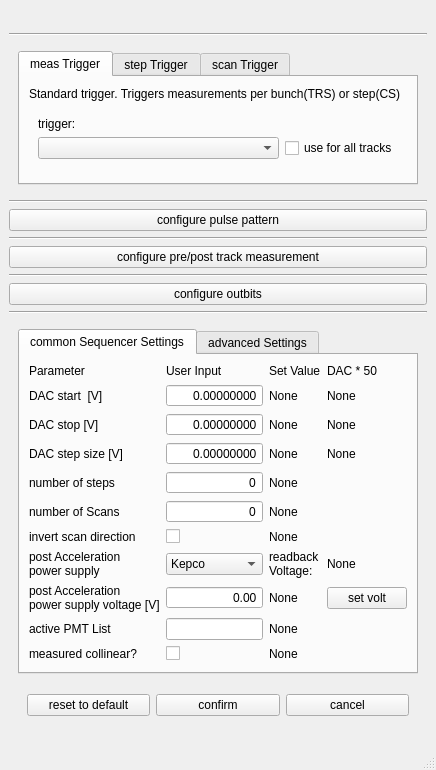
Above: TildaHost/source/Interface/TrackParUi/Ui_TrackPar.ui from lasersphere/Tilda before the change. Below: the same form after it.
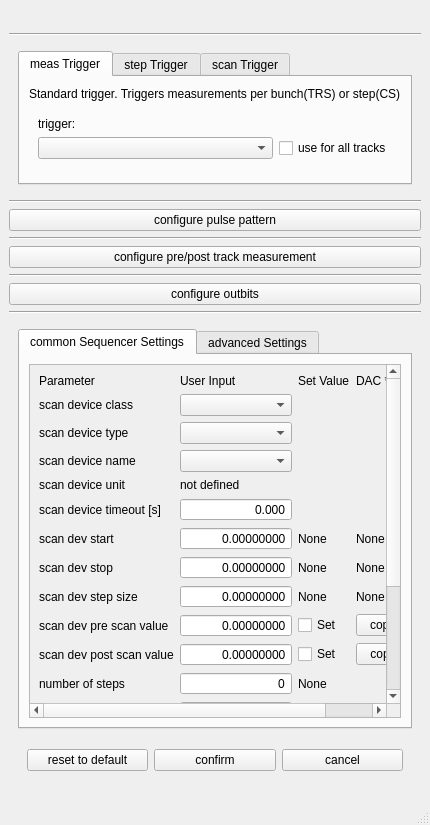
That is the form after the change. The open tabs and pages were chosen to show the change. Icons and pictures are not drawn.

Commit message: implemented Gui functionality for scan device selection.

```diff
--- a/TildaHost/source/Interface/TrackParUi/Ui_TrackPar.ui
+++ b/TildaHost/source/Interface/TrackParUi/Ui_TrackPar.ui
@@ -6,8 +6,8 @@
    <rect>
     <x>0</x>
     <y>0</y>
-    <width>413</width>
-    <height>745</height>
+    <width>404</width>
+    <height>825</height>
    </rect>
   </property>
   <property name="sizePolicy">
@@ -364,6 +364,12 @@
         <layout class="QVBoxLayout" name="verticalLayout_4">
          <item>
           <widget class="QTabWidget" name="tabwidget">
+           <property name="minimumSize">
+            <size>
+             <width>0</width>
+             <height>400</height>
+            </size>
+           </property>
            <property name="locale">
             <locale language="English" country="UnitedStates"/>
            </property>
@@ -375,172 +381,46 @@
              <string>common Sequencer Settings</string>
             </attribute>
             <layout class="QGridLayout" name="gridLayout_4">
-             <item row="10" column="1">
-              <widget class="QLineEdit" name="lineEdit_activePmtList">
-               <property name="sizePolicy">
-                <sizepolicy hsizetype="Preferred" vsizetype="Fixed">
-                 <horstretch>0</horstretch>
-                 <verstretch>0</verstretch>
-                </sizepolicy>
+             <item row="16" column="1">
+              <spacer name="verticalSpacer_2">
+               <property name="orientation">
+                <enum>Qt::Vertical</enum>
                </property>
-               <property name="locale">
-                <locale language="English" country="UnitedStates"/>
+               <property name="sizeType">
+                <enum>QSizePolicy::Preferred</enum>
                </property>
-               <property name="text">
-                <string/>
+               <property name="sizeHint" stdset="0">
+                <size>
+                 <width>20</width>
+                 <height>0</height>
+                </size>
                </property>
-               <property name="alignment">
-                <set>Qt::AlignRight|Qt::AlignTrailing|Qt::AlignVCenter</set>
-               </property>
-              </widget>
+              </spacer>
              </item>
-             <item row="5" column="0">
-              <widget class="QLabel" name="label_nOfScans">
-               <property name="text">
-                <string>number of Scans</string>
+             <item row="2" column="0" rowspan="2" colspan="4">
+              <widget class="QScrollArea" name="scrollArea">
+               <property name="minimumSize">
+                <size>
+                 <width>0</width>
+                 <height>350</height>
+                </size>
                </property>
-              </widget>
-             </item>
-             <item row="9" column="1">
-              <widget class="QDoubleSpinBox" name="doubleSpinBox_postAccOffsetVolt">
-               <property name="locale">
-                <locale language="English" country="UnitedStates"/>
+               <property name="frameShadow">
+                <enum>QFrame::Raised</enum>
                </property>
-               <property name="alignment">
-                <set>Qt::AlignRight|Qt::AlignTrailing|Qt::AlignVCenter</set>
+               <property name="widgetResizable">
+                <bool>true</bool>
                </property>
-               <property name="buttonSymbols">
-                <enum>QAbstractSpinBox::NoButtons</enum>
-               </property>
-               <property name="keyboardTracking">
-                <bool>false</bool>
-               </property>
-               <property name="minimum">
-                <double>-10000.000000000000000</double>
-               </property>
-               <property name="maximum">
-                <double>10000.000000000000000</double>
-               </property>
-              </widget>
-             </item>
-             <item row="6" column="0">
-              <widget class="QLabel" name="label_invertScan">
-               <property name="text">
-                <string>invert scan direction</string>
-               </property>
-              </widget>
-             </item>
-             <item row="1" column="2">
-              <widget class="QLabel" name="label_dacStartV_set">
-               <property name="text">
-                <string>None</string>
-               </property>
-              </widget>
-             </item>
-             <item row="1" column="1">
-              <widget class="QDoubleSpinBox" name="doubleSpinBox_dacStartV">
-               <property name="locale">
-                <locale language="English" country="UnitedStates"/>
-               </property>
-               <property name="alignment">
-                <set>Qt::AlignRight|Qt::AlignTrailing|Qt::AlignVCenter</set>
-               </property>
-               <property name="buttonSymbols">
-                <enum>QAbstractSpinBox::NoButtons</enum>
-               </property>
-               <property name="keyboardTracking">
-                <bool>false</bool>
-               </property>
-               <property name="decimals">
-                <number>8</number>
-               </property>
-               <property name="minimum">
-                <double>-10.000000000000000</double>
-               </property>
-               <property name="maximum">
-                <double>10.000000000000000</double>
-               </property>
-               <property name="singleStep">
-                <double>0.010000000000000</double>
-               </property>
-              </widget>
-             </item>
-             <item row="6" column="1">
-              <widget class="QCheckBox" name="checkBox_invertScan">
-               <property name="text">
-                <string/>
-               </property>
-              </widget>
-             </item>
-             <item row="10" column="0">
-              <widget class="QLabel" name="label_activePmtList">
-               <property name="text">
-                <string>active PMT List</string>
-               </property>
-              </widget>
-             </item>
-             <item row="9" column="0">
-              <widget class="QLabel" name="label_postAccOffsetVolt">
-               <property name="text">
-                <string>post Acceleration 
-power supply voltage [V]</string>
-               </property>
-              </widget>
-             </item>
-             <item row="9" column="2">
-              <widget class="QLabel" name="label_postAccOffsetVolt_set">
-               <property name="text">
-                <string>None</string>
-               </property>
-              </widget>
-             </item>
-             <item row="5" column="1">
-              <widget class="QSpinBox" name="spinBox_nOfScans">
-               <property name="locale">
-                <locale language="English" country="UnitedStates"/>
-               </property>
-               <property name="alignment">
-                <set>Qt::AlignRight|Qt::AlignTrailing|Qt::AlignVCenter</set>
-               </property>
-               <property name="buttonSymbols">
-                <enum>QAbstractSpinBox::NoButtons</enum>
-               </property>
-               <property name="keyboardTracking">
-                <bool>false</bool>
-               </property>
-               <property name="maximum">
-                <number>10000000</number>
-               </property>
-              </widget>
-             </item>
-             <item row="5" column="2">
-              <widget class="QLabel" name="label_nOfScans_set">
-               <property name="text">
-                <string>None</string>
-               </property>
-              </widget>
-             </item>
-             <item row="11" column="1">
-              <widget class="QCheckBox" name="checkBox_colDirTrue">
-               <property name="text">
-                <string/>
-               </property>
-              </widget>
-             </item>
-             <item row="11" column="0">
-              <widget class="QLabel" name="label_colDirTrue">
-               <property name="text">
-                <string>measured collinear?</string>
-               </property>
-              </widget>
-             </item>
-             <item row="11" column="2">
-              <widget class="QLabel" name="label_colDirTrue_set">
-               <property name="text">
-                <string>None</string>
-               </property>
-              </widget>
-             </item>
+               <widget class="QWidget" name="scrollAreaWidgetContents_2">
+                <property name="geometry">
+                 <rect>
+                  <x>0</x>
+                  <y>0</y>
+                  <width>410</width>
+                  <height>470</height>
+                 </rect>
+                </property>
+                <layout class="QGridLayout" name="gridLayout_8">
              <item row="0" column="2">
               <widget class="QLabel" name="label_5">
                <property name="sizePolicy">
@@ -554,10 +434,16 @@
                </property>
               </widget>
              </item>
-             <item row="1" column="0">
-              <widget class="QLabel" name="label_dacStartV">
+                 <item row="0" column="3">
+                  <widget class="QLabel" name="label_7">
+                   <property name="sizePolicy">
+                    <sizepolicy hsizetype="Preferred" vsizetype="Fixed">
+                     <horstretch>0</horstretch>
+                     <verstretch>0</verstretch>
+                    </sizepolicy>
+                   </property>
                <property name="text">
-                <string>DAC start  [V]</string>
+                    <string>DAC * 50</string>
                </property>
               </widget>
              </item>
@@ -574,43 +460,41 @@
                </property>
               </widget>
              </item>
-             <item row="7" column="0">
-              <widget class="QLabel" name="label_postAccOffsetVoltControl">
+                 <item row="0" column="0">
+                  <widget class="QLabel" name="label_3">
+                   <property name="sizePolicy">
+                    <sizepolicy hsizetype="Preferred" vsizetype="Fixed">
+                     <horstretch>0</horstretch>
+                     <verstretch>0</verstretch>
+                    </sizepolicy>
+                   </property>
                <property name="text">
-                <string>post Acceleration 
-power supply</string>
+                    <string>Parameter</string>
                </property>
               </widget>
              </item>
-             <item row="2" column="2">
-              <widget class="QLabel" name="label_dacStopV_set">
+                 <item row="13" column="2">
+                  <widget class="QLabel" name="label_nOfScans_set">
                <property name="text">
                 <string>None</string>
                </property>
               </widget>
              </item>
-             <item row="3" column="0">
-              <widget class="QLabel" name="label_dacStepSizeV">
+                 <item row="9" column="3">
+                  <widget class="QLabel" name="label_kepco_step">
                <property name="text">
-                <string>DAC step size [V]</string>
+                    <string>None</string>
                </property>
               </widget>
              </item>
-             <item row="2" column="0">
-              <widget class="QLabel" name="label_dacStopV">
+                 <item row="13" column="0">
+                  <widget class="QLabel" name="label_nOfScans">
                <property name="text">
-                <string>DAC stop [V]</string>
+                    <string>number of Scans</string>
                </property>
               </widget>
              </item>
-             <item row="4" column="2">
-              <widget class="QLabel" name="label_nOfSteps_set">
-               <property name="text">
-                <string>None</string>
-               </property>
-              </widget>
-             </item>
-             <item row="4" column="1">
+                 <item row="12" column="1">
               <widget class="QSpinBox" name="spinBox_nOfSteps">
                <property name="locale">
                 <locale language="English" country="UnitedStates"/>
@@ -629,29 +513,22 @@
                </property>
               </widget>
              </item>
-             <item row="3" column="2">
-              <widget class="QLabel" name="label_dacStepSizeV_set">
-               <property name="text">
-                <string>None</string>
-               </property>
-              </widget>
-             </item>
-             <item row="4" column="0">
+                 <item row="12" column="0">
               <widget class="QLabel" name="label_nOfSteps">
                <property name="text">
                 <string>number of steps</string>
                </property>
               </widget>
              </item>
-             <item row="10" column="2">
-              <widget class="QLabel" name="label_activePmtList_set">
+                 <item row="12" column="2">
+                  <widget class="QLabel" name="label_nOfSteps_set">
                <property name="text">
                 <string>None</string>
                </property>
               </widget>
              </item>
-             <item row="2" column="1">
-              <widget class="QDoubleSpinBox" name="doubleSpinBox_dacStopV">
+                 <item row="13" column="1">
+                  <widget class="QSpinBox" name="spinBox_nOfScans">
                <property name="locale">
                 <locale language="English" country="UnitedStates"/>
                </property>
@@ -664,103 +541,27 @@
                <property name="keyboardTracking">
                 <bool>false</bool>
                </property>
-               <property name="decimals">
-                <number>8</number>
-               </property>
-               <property name="minimum">
-                <double>-10.000000000000000</double>
-               </property>
                <property name="maximum">
-                <double>10.000000000000000</double>
-               </property>
-               <property name="singleStep">
-                <double>0.010000000000000</double>
-               </property>
-              </widget>
-             </item>
-             <item row="6" column="2">
-              <widget class="QLabel" name="label_invertScan_set">
+                    <number>10000000</number>
+                   </property>
+                  </widget>
+                 </item>
+                 <item row="14" column="0">
+                  <widget class="QLabel" name="label_invertScan">
                <property name="text">
                 <string>None</string>
                </property>
               </widget>
              </item>
-             <item row="3" column="1">
-              <widget class="QDoubleSpinBox" name="doubleSpinBox_dacStepSizeV">
-               <property name="locale">
-                <locale language="English" country="UnitedStates"/>
-               </property>
-               <property name="alignment">
-                <set>Qt::AlignRight|Qt::AlignTrailing|Qt::AlignVCenter</set>
-               </property>
-               <property name="buttonSymbols">
-                <enum>QAbstractSpinBox::NoButtons</enum>
-               </property>
-               <property name="keyboardTracking">
-                <bool>false</bool>
-               </property>
-               <property name="decimals">
-                <number>8</number>
-               </property>
-               <property name="minimum">
-                <double>-10.000000000000000</double>
-               </property>
-               <property name="maximum">
-                <double>10.000000000000000</double>
-               </property>
-               <property name="singleStep">
-                <double>0.010000000000000</double>
-               </property>
-              </widget>
-             </item>
-             <item row="0" column="0">
-              <widget class="QLabel" name="label_3">
-               <property name="sizePolicy">
-                <sizepolicy hsizetype="Preferred" vsizetype="Fixed">
-                 <horstretch>0</horstretch>
-                 <verstretch>0</verstretch>
-                </sizepolicy>
-               </property>
+                 <item row="15" column="2">
+                  <widget class="QLabel" name="label_11">
                <property name="text">
-                <string>Parameter</string>
+                    <string>readback
+Voltage:</string>
                </property>
               </widget>
              </item>
-             <item row="1" column="3">
-              <widget class="QLabel" name="label_kepco_start">
-               <property name="text">
-                <string>None</string>
-               </property>
-              </widget>
-             </item>
-             <item row="0" column="3">
-              <widget class="QLabel" name="label_7">
-               <property name="sizePolicy">
-                <sizepolicy hsizetype="Preferred" vsizetype="Fixed">
-                 <horstretch>0</horstretch>
-                 <verstretch>0</verstretch>
-                </sizepolicy>
-               </property>
-               <property name="text">
-                <string>DAC * 50</string>
-               </property>
-              </widget>
-             </item>
-             <item row="2" column="3">
-              <widget class="QLabel" name="label_kepco_stop">
-               <property name="text">
-                <string>None</string>
-               </property>
-              </widget>
-             </item>
-             <item row="3" column="3">
-              <widget class="QLabel" name="label_kepco_step">
-               <property name="text">
-                <string>None</string>
-               </property>
-              </widget>
-             </item>
-             <item row="7" column="1">
+                 <item row="15" column="1">
               <widget class="QComboBox" name="comboBox_postAccOffsetVoltControl">
                <item>
                 <property name="text">
@@ -784,42 +585,422 @@
                </item>
               </widget>
              </item>
-             <item row="12" column="1">
-              <spacer name="verticalSpacer_2">
-               <property name="orientation">
-                <enum>Qt::Vertical</enum>
-               </property>
-               <property name="sizeType">
-                <enum>QSizePolicy::Preferred</enum>
-               </property>
-               <property name="sizeHint" stdset="0">
-                <size>
-                 <width>20</width>
-                 <height>0</height>
-                </size>
-               </property>
-              </spacer>
-             </item>
-             <item row="9" column="3">
+                 <item row="16" column="0">
+                  <widget class="QLabel" name="label_postAccOffsetVolt">
+                   <property name="text">
+                    <string>post Acceleration 
+power supply voltage [V]</string>
+                   </property>
+                  </widget>
+                 </item>
+                 <item row="14" column="2">
+                  <widget class="QLabel" name="label_invertScan_set">
+                   <property name="text">
+                    <string>None</string>
+                   </property>
+                  </widget>
+                 </item>
+                 <item row="16" column="1">
+                  <widget class="QDoubleSpinBox" name="doubleSpinBox_postAccOffsetVolt">
+                   <property name="locale">
+                    <locale language="English" country="UnitedStates"/>
+                   </property>
+                   <property name="alignment">
+                    <set>Qt::AlignRight|Qt::AlignTrailing|Qt::AlignVCenter</set>
+                   </property>
+                   <property name="buttonSymbols">
+                    <enum>QAbstractSpinBox::NoButtons</enum>
+                   </property>
+                   <property name="keyboardTracking">
+                    <bool>false</bool>
+                   </property>
+                   <property name="minimum">
+                    <double>-10000.000000000000000</double>
+                   </property>
+                   <property name="maximum">
+                    <double>10000.000000000000000</double>
+                   </property>
+                  </widget>
+                 </item>
+                 <item row="14" column="1">
+                  <widget class="QCheckBox" name="checkBox_invertScan">
+                   <property name="text">
+                    <string/>
+                   </property>
+                  </widget>
+                 </item>
+                 <item row="15" column="3">
+                  <widget class="QLabel" name="label_postAccOffsetVoltControl_set">
+                   <property name="text">
+                    <string>None</string>
+                   </property>
+                  </widget>
+                 </item>
+                 <item row="15" column="0">
+                  <widget class="QLabel" name="label_postAccOffsetVoltControl">
+                   <property name="text">
+                    <string>post Acceleration 
+power supply</string>
+                   </property>
+                  </widget>
+                 </item>
+                 <item row="18" column="0">
+                  <widget class="QLabel" name="label_colDirTrue">
+                   <property name="text">
+                    <string>measured collinear?</string>
+                   </property>
+                  </widget>
+                 </item>
+                 <item row="17" column="1">
+                  <widget class="QLineEdit" name="lineEdit_activePmtList">
+                   <property name="sizePolicy">
+                    <sizepolicy hsizetype="Preferred" vsizetype="Fixed">
+                     <horstretch>0</horstretch>
+                     <verstretch>0</verstretch>
+                    </sizepolicy>
+                   </property>
+                   <property name="locale">
+                    <locale language="English" country="UnitedStates"/>
+                   </property>
+                   <property name="text">
+                    <string/>
+                   </property>
+                   <property name="alignment">
+                    <set>Qt::AlignRight|Qt::AlignTrailing|Qt::AlignVCenter</set>
+                   </property>
+                  </widget>
+                 </item>
+                 <item row="17" column="2">
+                  <widget class="QLabel" name="label_activePmtList_set">
+                   <property name="text">
+                    <string>None</string>
+                   </property>
+                  </widget>
+                 </item>
+                 <item row="16" column="3">
               <widget class="QPushButton" name="pushButton_postAccOffsetVolt">
                <property name="text">
                 <string>set volt</string>
                </property>
               </widget>
              </item>
+                 <item row="17" column="0">
+                  <widget class="QLabel" name="label_activePmtList">
+                   <property name="text">
+                    <string>active PMT List</string>
+                   </property>
+                  </widget>
+                 </item>
+                 <item row="18" column="1">
+                  <widget class="QCheckBox" name="checkBox_colDirTrue">
+                   <property name="text">
+                    <string/>
+                   </property>
+                  </widget>
+                 </item>
+                 <item row="16" column="2">
+                  <widget class="QLabel" name="label_postAccOffsetVolt_set">
+                   <property name="text">
+                    <string>None</string>
+                   </property>
+                  </widget>
+                 </item>
+                 <item row="18" column="2">
+                  <widget class="QLabel" name="label_colDirTrue_set">
+                   <property name="text">
+                    <string>None</string>
+                   </property>
+                  </widget>
+                 </item>
+                 <item row="1" column="1">
+                  <widget class="QComboBox" name="comboBox_scanDevClass"/>
+                 </item>
+                 <item row="2" column="0">
+                  <widget class="QLabel" name="label_8">
+                   <property name="text">
+                    <string>scan device type</string>
+                   </property>
+                  </widget>
+                 </item>
+                 <item row="2" column="1">
+                  <widget class="QComboBox" name="comboBox_scanDev_type"/>
+                 </item>
+                 <item row="1" column="0">
+                  <widget class="QLabel" name="label">
+                   <property name="text">
+                    <string>scan device class</string>
+                   </property>
+                  </widget>
+                 </item>
              <item row="7" column="3">
-              <widget class="QLabel" name="label_postAccOffsetVoltControl_set">
+                  <widget class="QLabel" name="label_kepco_start">
                <property name="text">
                 <string>None</string>
                </property>
               </widget>
              </item>
+                 <item row="7" column="0">
+                  <widget class="QLabel" name="label_dacStartV">
+                   <property name="text">
+                    <string>scan dev start</string>
+                   </property>
+                  </widget>
+                 </item>
+                 <item row="3" column="1">
+                  <widget class="QComboBox" name="comboBox_scanDev_name"/>
+                 </item>
+                 <item row="3" column="0">
+                  <widget class="QLabel" name="label_10">
+                   <property name="text">
+                    <string>scan device name</string>
+                   </property>
+                  </widget>
+                 </item>
              <item row="7" column="2">
-              <widget class="QLabel" name="label_11">
+                  <widget class="QLabel" name="label_dacStartV_set">
                <property name="text">
-                <string>readback
-Voltage:</string>
-               </property>
+                    <string>None</string>
+                   </property>
+                  </widget>
+                 </item>
+                 <item row="5" column="0">
+                  <widget class="QLabel" name="label_12">
+                   <property name="text">
+                    <string>scan device timeout [s]</string>
+                   </property>
+                  </widget>
+                 </item>
+                 <item row="7" column="1">
+                  <widget class="QDoubleSpinBox" name="doubleSpinBox_scanDevStart">
+                   <property name="locale">
+                    <locale language="English" country="UnitedStates"/>
+                   </property>
+                   <property name="alignment">
+                    <set>Qt::AlignRight|Qt::AlignTrailing|Qt::AlignVCenter</set>
+                   </property>
+                   <property name="buttonSymbols">
+                    <enum>QAbstractSpinBox::NoButtons</enum>
+                   </property>
+                   <property name="keyboardTracking">
+                    <bool>false</bool>
+                   </property>
+                   <property name="decimals">
+                    <number>8</number>
+                   </property>
+                   <property name="minimum">
+                    <double>-10.000000000000000</double>
+                   </property>
+                   <property name="maximum">
+                    <double>10.000000000000000</double>
+                   </property>
+                   <property name="singleStep">
+                    <double>0.010000000000000</double>
+                   </property>
+                  </widget>
+                 </item>
+                 <item row="5" column="1">
+                  <widget class="QDoubleSpinBox" name="doubleSpinBox_scanDev_timeout_s">
+                   <property name="alignment">
+                    <set>Qt::AlignRight|Qt::AlignTrailing|Qt::AlignVCenter</set>
+                   </property>
+                   <property name="buttonSymbols">
+                    <enum>QAbstractSpinBox::NoButtons</enum>
+                   </property>
+                   <property name="decimals">
+                    <number>3</number>
+                   </property>
+                   <property name="maximum">
+                    <double>999999999999999983222784.000000000000000</double>
+                   </property>
+                  </widget>
+                 </item>
+                 <item row="8" column="2">
+                  <widget class="QLabel" name="label_dacStopV_set">
+                   <property name="text">
+                    <string>None</string>
+                   </property>
+                  </widget>
+                 </item>
+                 <item row="8" column="1">
+                  <widget class="QDoubleSpinBox" name="doubleSpinBox_scanDevStop">
+                   <property name="locale">
+                    <locale language="English" country="UnitedStates"/>
+                   </property>
+                   <property name="alignment">
+                    <set>Qt::AlignRight|Qt::AlignTrailing|Qt::AlignVCenter</set>
+                   </property>
+                   <property name="buttonSymbols">
+                    <enum>QAbstractSpinBox::NoButtons</enum>
+                   </property>
+                   <property name="keyboardTracking">
+                    <bool>false</bool>
+                   </property>
+                   <property name="decimals">
+                    <number>8</number>
+                   </property>
+                   <property name="minimum">
+                    <double>-10.000000000000000</double>
+                   </property>
+                   <property name="maximum">
+                    <double>10.000000000000000</double>
+                   </property>
+                   <property name="singleStep">
+                    <double>0.010000000000000</double>
+                   </property>
+                  </widget>
+                 </item>
+                 <item row="8" column="0">
+                  <widget class="QLabel" name="label_dacStopV">
+                   <property name="text">
+                    <string>scan dev stop</string>
+                   </property>
+                  </widget>
+                 </item>
+                 <item row="9" column="2">
+                  <widget class="QLabel" name="label_dacStepSizeV_set">
+                   <property name="text">
+                    <string>None</string>
+                   </property>
+                  </widget>
+                 </item>
+                 <item row="9" column="1">
+                  <widget class="QDoubleSpinBox" name="doubleSpinBox_scanDevStepSize">
+                   <property name="locale">
+                    <locale language="English" country="UnitedStates"/>
+                   </property>
+                   <property name="alignment">
+                    <set>Qt::AlignRight|Qt::AlignTrailing|Qt::AlignVCenter</set>
+                   </property>
+                   <property name="buttonSymbols">
+                    <enum>QAbstractSpinBox::NoButtons</enum>
+                   </property>
+                   <property name="keyboardTracking">
+                    <bool>false</bool>
+                   </property>
+                   <property name="decimals">
+                    <number>8</number>
+                   </property>
+                   <property name="minimum">
+                    <double>-10.000000000000000</double>
+                   </property>
+                   <property name="maximum">
+                    <double>10.000000000000000</double>
+                   </property>
+                   <property name="singleStep">
+                    <double>0.010000000000000</double>
+                   </property>
+                  </widget>
+                 </item>
+                 <item row="8" column="3">
+                  <widget class="QLabel" name="label_kepco_stop">
+                   <property name="text">
+                    <string>None</string>
+                   </property>
+                  </widget>
+                 </item>
+                 <item row="9" column="0">
+                  <widget class="QLabel" name="label_dacStepSizeV">
+                   <property name="text">
+                    <string>scan dev step size</string>
+                   </property>
+                  </widget>
+                 </item>
+                 <item row="10" column="1">
+                  <widget class="QDoubleSpinBox" name="doubleSpinBox_scanDevPreScan">
+                   <property name="alignment">
+                    <set>Qt::AlignRight|Qt::AlignTrailing|Qt::AlignVCenter</set>
+                   </property>
+                   <property name="buttonSymbols">
+                    <enum>QAbstractSpinBox::NoButtons</enum>
+                   </property>
+                   <property name="decimals">
+                    <number>8</number>
+                   </property>
+                   <property name="minimum">
+                    <double>-100000000000000005366162204393472.000000000000000</double>
+                   </property>
+                   <property name="maximum">
+                    <double>999999999999999939709166371603178586112.000000000000000</double>
+                   </property>
+                  </widget>
+                 </item>
+                 <item row="10" column="2">
+                  <widget class="QCheckBox" name="checkBox_scanDev_setPreScan">
+                   <property name="text">
+                    <string>Set</string>
+                   </property>
+                  </widget>
+                 </item>
+                 <item row="10" column="3">
+                  <widget class="QPushButton" name="pushButton_scanDev_pre_sc_copy_from_start">
+                   <property name="text">
+                    <string>copy start</string>
+                   </property>
+                  </widget>
+                 </item>
+                 <item row="10" column="0">
+                  <widget class="QLabel" name="label_14">
+                   <property name="text">
+                    <string>scan dev pre scan value</string>
+                   </property>
+                  </widget>
+                 </item>
+                 <item row="11" column="0">
+                  <widget class="QLabel" name="label_15">
+                   <property name="text">
+                    <string>scan dev post scan value</string>
+                   </property>
+                  </widget>
+                 </item>
+                 <item row="11" column="1">
+                  <widget class="QDoubleSpinBox" name="doubleSpinBox_scanDevPostScan">
+                   <property name="alignment">
+                    <set>Qt::AlignRight|Qt::AlignTrailing|Qt::AlignVCenter</set>
+                   </property>
+                   <property name="buttonSymbols">
+                    <enum>QAbstractSpinBox::NoButtons</enum>
+                   </property>
+                   <property name="decimals">
+                    <number>8</number>
+                   </property>
+                   <property name="minimum">
+                    <double>-99999999999999991611392.000000000000000</double>
+                   </property>
+                   <property name="maximum">
+                    <double>99999999999999991433150857216.000000000000000</double>
+                   </property>
+                  </widget>
+                 </item>
+                 <item row="11" column="2">
+                  <widget class="QCheckBox" name="checkBox_scanDev_setPostScan">
+                   <property name="text">
+                    <string>Set</string>
+                   </property>
+                  </widget>
+                 </item>
+                 <item row="11" column="3">
+                  <widget class="QPushButton" name="pushButton_scanDev_post_ssc_copy_stop">
+                   <property name="text">
+                    <string>copy stop</string>
+                   </property>
+                  </widget>
+                 </item>
+                 <item row="4" column="0">
+                  <widget class="QLabel" name="label_16">
+                   <property name="text">
+                    <string>scan device unit</string>
+                   </property>
+                  </widget>
+                 </item>
+                 <item row="4" column="1">
+                  <widget class="QLabel" name="label_scanDev_unit">
+                   <property name="text">
+                    <string>not defined</string>
+                   </property>
+                  </widget>
+                 </item>
+                </layout>
+               </widget>
               </widget>
              </item>
             </layout>
```
Left out of the diff: 39 changed lines with no effect on the pictures. Lines whose indentation alone changed are shown as unchanged. The commit also changes 14 other files.
